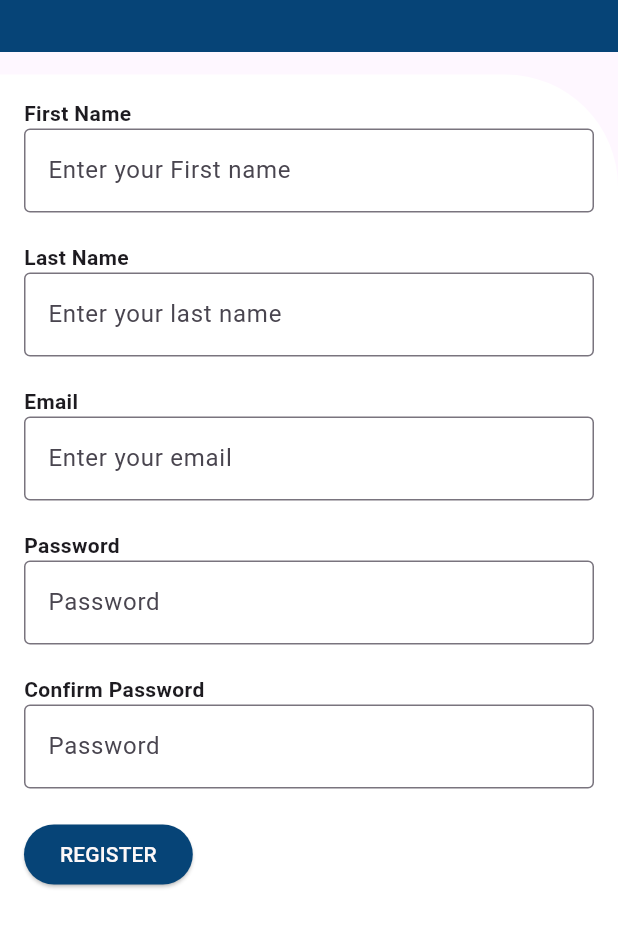
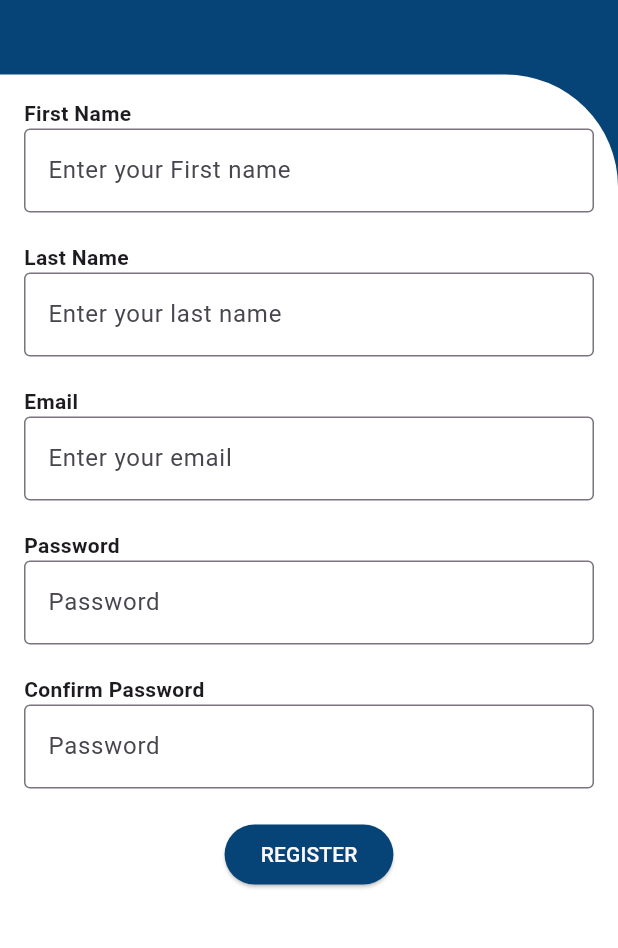
Before and after one commit to edgarmuyomba/parkingsystem, a Flutter app: the screen it shows after launch, after a tap on "Create an account", on a phone screen of 412 x 824 dp, the part 248-1196 px from its top. Run offline on Flutter 3.47's test engine with Material 3 defaults, Android fonts, the phone set to English and light mode, and no system bars; our stand-ins replace firebase_auth, firebase_core, flutter_countdown_timer; accounts and stored records are empty.

```diff
--- a/lib/presentation/login_page.dart
+++ b/lib/presentation/login_page.dart
@@ -71,7 +71,7 @@ class LoginPage extends StatelessWidget {
                           padding: const EdgeInsets.all(12.0),
                           child: Transform.scale(
                             scale: 0.7,
-                            child:Image.asset('assets/logo.png'),
+                            child: Image.asset('assets/logo.png'),
                           ),
                         ),
                       ),
@@ -84,7 +84,8 @@ class LoginPage extends StatelessWidget {
                 child: Container(
                   decoration: BoxDecoration(
                     color: Colors.white,
-                    borderRadius: BorderRadius.only(topRight: Radius.circular(75)),
+                    borderRadius:
+                        BorderRadius.only(topRight: Radius.circular(75)),
                   ),
                   child: Padding(
                     padding: const EdgeInsets.all(30.0),
@@ -94,7 +95,8 @@ class LoginPage extends StatelessWidget {
                         SizedBox(height: 25),
                         Text(
                           "Login",
-                          style: TextStyle(fontSize: 20, fontWeight: FontWeight.bold),
+                          style: TextStyle(
+                              fontSize: 20, fontWeight: FontWeight.bold),
                         ),
                         SizedBox(height: 50),
                         TextField(
@@ -113,29 +115,30 @@ class LoginPage extends StatelessWidget {
                             border: OutlineInputBorder(),
                           ),
                         ),
-                        SizedBox(height: 20),
-                        Row(
-                          mainAxisAlignment: MainAxisAlignment.spaceAround,
-                          children: [
-                           ElevatedButton(
-                             onPressed: () =>  Navigator.pushNamed(context, '/home'),
-                             style: ButtonStyle(
-                                backgroundColor: MaterialStateProperty.all<Color>(Color.fromARGB(255, 6, 68, 119)), // Set button background color
-                                foregroundColor: MaterialStateProperty.all<Color>(const Color.fromARGB(255, 253, 248, 248)), // Set button text color
-                                  ),
-                                  child: Text('LOGIN'),
-                                ),
-                                  SizedBox(height: 8),
                         Row(
                           mainAxisAlignment: MainAxisAlignment.end,
                           children: [
                             TextButton(
-                              onPressed: () => Navigator.pushNamed(context, '/signup'),
-                              child: const Text("Create an account")
-                              )
+                                onPressed: () =>
+                                    Navigator.pushNamed(context, '/signup'),
+                                child: const Text("Create an account"))
                           ],
                         ),
-                          ],
+                        SizedBox(height: 20),
+                        Center(
+                          child: ElevatedButton(
+                            onPressed: () =>
+                                Navigator.pushNamed(context, '/home'),
+                            style: ButtonStyle(
+                              backgroundColor: MaterialStateProperty.all<Color>(
+                                  Color.fromARGB(255, 6, 68,
+                                      119)), // Set button background color
+                              foregroundColor: MaterialStateProperty.all<Color>(
+                                  const Color.fromARGB(255, 253, 248,
+                                      248)), // Set button text color
+                            ),
+                            child: Text('LOGIN'),
+                          ),
                         ),
                       ],
                     ),
--- a/lib/presentation/signup_page.dart
+++ b/lib/presentation/signup_page.dart
@@ -14,8 +14,7 @@ class SignUpPage extends StatelessWidget {
     return Scaffold(
       body: Stack(
         children: [
-          SingleChildScrollView(
-            child: Column(
+           Column(
               children: [
                 Container(
                   height: 100,
@@ -44,7 +43,6 @@ class SignUpPage extends StatelessWidget {
                   ),
                 )
               ],
-            ),
             ),
           Column(
             children: [
@@ -83,6 +81,7 @@ class SignUpPage extends StatelessWidget {
                     borderRadius: BorderRadius.only(topRight: Radius.circular(75)),
                   ),
                   padding: const EdgeInsets.all(16.0),
+                  child: SingleChildScrollView(
                     child: Column(
                       crossAxisAlignment: CrossAxisAlignment.start,
                       children: [
@@ -148,7 +147,8 @@ class SignUpPage extends StatelessWidget {
                           ),
                         ),
                         SizedBox(height: 20),
-                      ElevatedButton(
+                        Center(
+                          child: ElevatedButton(
                             onPressed: () => Navigator.pushNamed(context, '/login'),
                             style: ButtonStyle(
                               backgroundColor: MaterialStateProperty.all<Color>(Color.fromARGB(255, 6, 68, 119)), // Set button background color
@@ -156,7 +156,9 @@ class SignUpPage extends StatelessWidget {
                             ),
                             child: Text('REGISTER'),
                           ),
+                        ),
                       ],
+                    ),
                   ),
                 ),
               ),
```
Also changed, not shown: pubspec.lock. Lines whose indentation alone changed are shown as unchanged.
